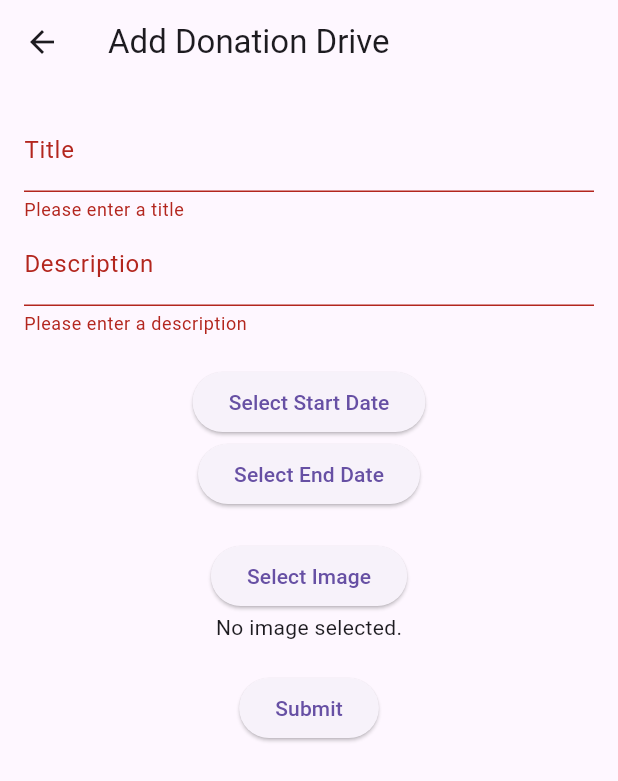
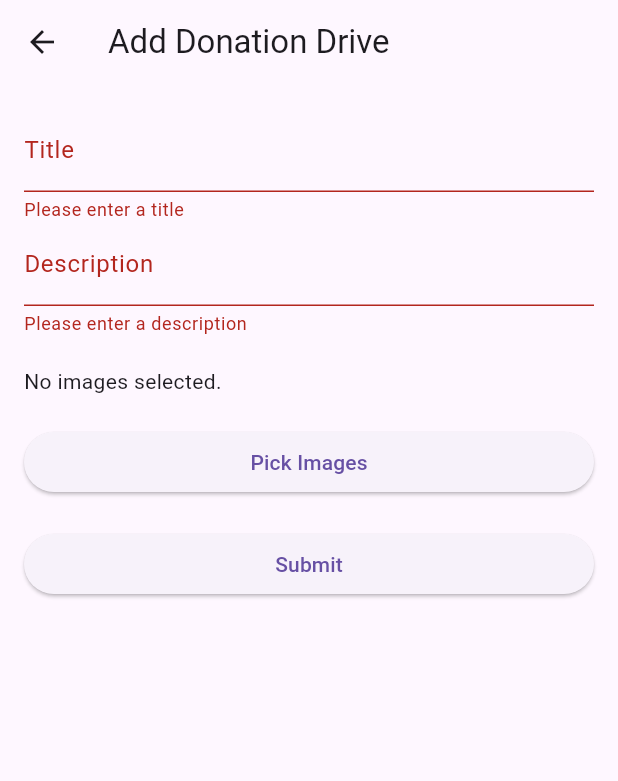
Before and after one commit to montero333/CMSC-23-FINAL-PROJECT, a Flutter app: the DonationDriveFormPage screen opened directly, after a tap on "Submit", on a phone screen of 412 x 824 dp. Shown: the top 781 px of the screen. Run offline on Flutter 3.47's test engine with Material 3 defaults, Android fonts, the phone set to English and light mode, and no system bars; our stand-ins replace cloud_firestore, firebase_auth, firebase_core, firebase_storage, fluttertoast, image_picker; accounts and stored records are empty.

Commit message:
added functionalities for donation drive and organization

```diff
--- a/lib/main.dart
+++ b/lib/main.dart
@@ -13,6 +13,7 @@ import 'providers/donors_provider.dart';
 import 'providers/organizations_provider.dart';
 import 'package:firebase_core/firebase_core.dart';
 import 'firebase_options.dart';
+import 'providers/donation_drive_provider.dart';
 
 void main() async {
   WidgetsFlutterBinding.ensureInitialized();
@@ -24,11 +25,13 @@ void main() async {
   runApp(
     MultiProvider(
       providers: [
-        ChangeNotifierProvider(create: ((context) => OrganizationsProvider())),
+        ChangeNotifierProvider(create: ((context) => OrganizationProvider())),
         ChangeNotifierProvider(create: ((context) => DonorsProvider())),
         ChangeNotifierProvider(create: ((context) => DonationProvider())),
         ChangeNotifierProvider(create: ((context) => CredProvider())),
         ChangeNotifierProvider(create: ((context) => MyAuthProvider())),
+        ChangeNotifierProvider(create: ((context) => DonationDriveProvider())),
+
       ],
       child: MyApp(),
     ),
--- a/lib/models/donation_drive_model.dart
+++ b/lib/models/donation_drive_model.dart
@@ -3,17 +3,13 @@ class DonationDrive {
   String id;
   String title;
   String description;
-  DateTime startDate;
-  DateTime endDate;
-  String? imageUrl;
+  List<String>? imageUrls; // Changed imageUrl to List<String>
 
   DonationDrive({
     required this.id,
     required this.title,
     required this.description,
-    required this.startDate,
-    required this.endDate,
-    this.imageUrl,
+    this.imageUrls,
   });
 
   Map<String, dynamic> toMap() {
@@ -21,20 +17,16 @@ class DonationDrive {
       'id': id,
       'title': title,
       'description': description,
-      'startDate': startDate.toIso8601String(),
-      'endDate': endDate.toIso8601String(),
-      'imageUrl': imageUrl,
+      'imageUrls': imageUrls, // Changed imageUrl to imageUrls
     };
   }
 
-  factory DonationDrive.fromMap(Map<String, dynamic> map) {
+  static DonationDrive fromMap(Map<String, dynamic> map) {
     return DonationDrive(
       id: map['id'],
       title: map['title'],
       description: map['description'],
-      startDate: DateTime.parse(map['startDate']),
-      endDate: DateTime.parse(map['endDate']),
-      imageUrl: map['imageUrl'],
+      imageUrls: map['imageUrls'] != null ? List<String>.from(map['imageUrls']) : null, // Changed imageUrl to imageUrls
     );
   }
 }
--- a/lib/pages/donation_page_organizations.dart
+++ b/lib/pages/donation_page_organizations.dart
@@ -17,7 +17,7 @@ class _DonationOrganizationsListState extends State<DonationOrganizationsList> {
 
   @override
   Widget build(BuildContext context) {
-    final List<Organization> organizations = context.watch<OrganizationsProvider>().organizationsList;
+    final List<Organization> organizations = context.watch<OrganizationProvider>().organizations;
 
     return Scaffold(
       drawer: AppDrawer() ,
--- a/lib/pages/drive_form.dart
+++ b/lib/pages/drive_form.dart
@@ -1,11 +1,9 @@
-// lib/pages/donation_drive_form_page.dart
 import 'package:flutter/material.dart';
+import 'package:provider/provider.dart';
+import '../models/donation_drive_model.dart';
+import '../providers/donation_drive_provider.dart';
 import 'package:image_picker/image_picker.dart';
 import 'dart:io';
-import '../models/donation_drive_model.dart';
-import '../providers/donation_drive_provider.dart';
-import 'package:provider/provider.dart';
-import 'package:firebase_storage/firebase_storage.dart';
 
 class DonationDriveFormPage extends StatefulWidget {
   @override
@@ -16,45 +14,33 @@ class _DonationDriveFormPageState extends State<DonationDriveFormPage> {
   final _formKey = GlobalKey<FormState>();
   String _title = '';
   String _description = '';
-  DateTime _startDate = DateTime.now();
-  DateTime _endDate = DateTime.now();
-  File? _imageFile;
+  List<File> _images = [];
 
-  Future<void> _pickImage() async {
-    final pickedFile = await ImagePicker().pickImage(source: ImageSource.gallery);
-    if (pickedFile != null) {
+  final ImagePicker _picker = ImagePicker();
+
+  Future<void> _pickImages() async {
+    final pickedFiles = await _picker.pickMultiImage();
     setState(() {
-        _imageFile = File(pickedFile.path);
+      if (pickedFiles != null) {
+        _images = pickedFiles.map((pickedFile) => File(pickedFile.path)).toList();
+      }
     });
   }
-  }
 
-  Future<String> _uploadImage(File image) async {
-    final storageRef = FirebaseStorage.instance.ref().child('donation_drives/${DateTime.now().toIso8601String()}');
-    final uploadTask = storageRef.putFile(image);
-    final snapshot = await uploadTask;
-    return await snapshot.ref.getDownloadURL();
-  }
-
-  void _submitForm() async {
-    if (_formKey.currentState!.validate()) {
-      _formKey.currentState!.save();
-
-      String? imageUrl;
-      if (_imageFile != null) {
-        imageUrl = await _uploadImage(_imageFile!);
-      }
-
-      final newDonationDrive = DonationDrive(
-        id: DateTime.now().toIso8601String(),
+  Future<void> _submitForm() async {
+    if (_formKey.currentState?.validate() ?? false) {
+      _formKey.currentState?.save();
+      final newDrive = DonationDrive(
+        id: DateTime.now().toString(),
         title: _title,
         description: _description,
-        startDate: _startDate,
-        endDate: _endDate,
-        imageUrl: imageUrl,
+        imageUrls: _images.map((image) => image.path).toList(),
       );
 
-      Provider.of<DonationDriveProvider>(context, listen: false).addDonationDrive(newDonationDrive);
+      // Add the new donation drive to Firestore
+      await Provider.of<DonationDriveProvider>(context, listen: false).addDonationDrive(newDrive, _images as List<File>);
+
+      // Navigate back to the previous page
       Navigator.pop(context);
     }
   }
@@ -66,79 +52,46 @@ class _DonationDriveFormPageState extends State<DonationDriveFormPage> {
         title: Text('Add Donation Drive'),
       ),
       body: Padding(
-        padding: const EdgeInsets.all(16.0),
+        padding: EdgeInsets.all(16.0),
         child: Form(
           key: _formKey,
-          child: SingleChildScrollView(
-            child: Column(
-              children: <Widget>[
+          child: ListView(
+            children: [
               TextFormField(
                 decoration: InputDecoration(labelText: 'Title'),
                 validator: (value) {
-                    if (value == null || value.isEmpty) {
+                  if (value?.isEmpty ?? true) {
                     return 'Please enter a title';
                   }
                   return null;
                 },
                 onSaved: (value) {
-                    _title = value!;
+                  _title = value ?? '';
                 },
               ),
               TextFormField(
                 decoration: InputDecoration(labelText: 'Description'),
                 validator: (value) {
-                    if (value == null || value.isEmpty) {
+                  if (value?.isEmpty ?? true) {
                     return 'Please enter a description';
                   }
                   return null;
                 },
                 onSaved: (value) {
-                    _description = value!;
+                  _description = value ?? '';
                 },
               ),
               SizedBox(height: 20),
-                ElevatedButton(
-                  onPressed: () {
-                    showDatePicker(
-                      context: context,
-                      initialDate: _startDate,
-                      firstDate: DateTime(2000),
-                      lastDate: DateTime(2101),
-                    ).then((date) {
-                      if (date != null) {
-                        setState(() {
-                          _startDate = date;
-                        });
-                      }
-                    });
-                  },
-                  child: Text('Select Start Date'),
-                ),
-                ElevatedButton(
-                  onPressed: () {
-                    showDatePicker(
-                      context: context,
-                      initialDate: _endDate,
-                      firstDate: DateTime(2000),
-                      lastDate: DateTime(2101),
-                    ).then((date) {
-                      if (date != null) {
-                        setState(() {
-                          _endDate = date;
-                        });
-                      }
-                    });
-                  },
-                  child: Text('Select End Date'),
+              _images.isEmpty
+                  ? Text('No images selected.')
+                  : Column(
+                      children: _images.map((image) => Image.file(image, height: 200)).toList(),
                     ),
               SizedBox(height: 20),
               ElevatedButton(
-                  onPressed: _pickImage,
-                  child: Text('Select Image'),
+                onPressed: _pickImages,
+                child: Text('Pick Images'),
               ),
-                _imageFile == null
-                    ? Text('No image selected.')
-                    : Image.file(_imageFile!),
               SizedBox(height: 20),
               ElevatedButton(
                 onPressed: _submitForm,
@@ -148,7 +101,6 @@ class _DonationDriveFormPageState extends State<DonationDriveFormPage> {
           ),
         ),
       ),
-      ),
     );
   }
 }
```
Also changed, not shown: lib/api/firebase_organizations.dart (added, +58 -0 lines), lib/models/organization_model.dart (+29 -4 lines), lib/pages/OrganizationInfoPage.dart (+67 -38 lines), lib/pages/OrganizationsPage.dart (+57 -50 lines), lib/pages/donation_drive_list.dart (+8 -4 lines), lib/providers/donation_drive_provider.dart (+17 -2 lines), lib/providers/organizations_provider.dart (+48 -17 lines). Lines whose indentation alone changed are shown as unchanged.
